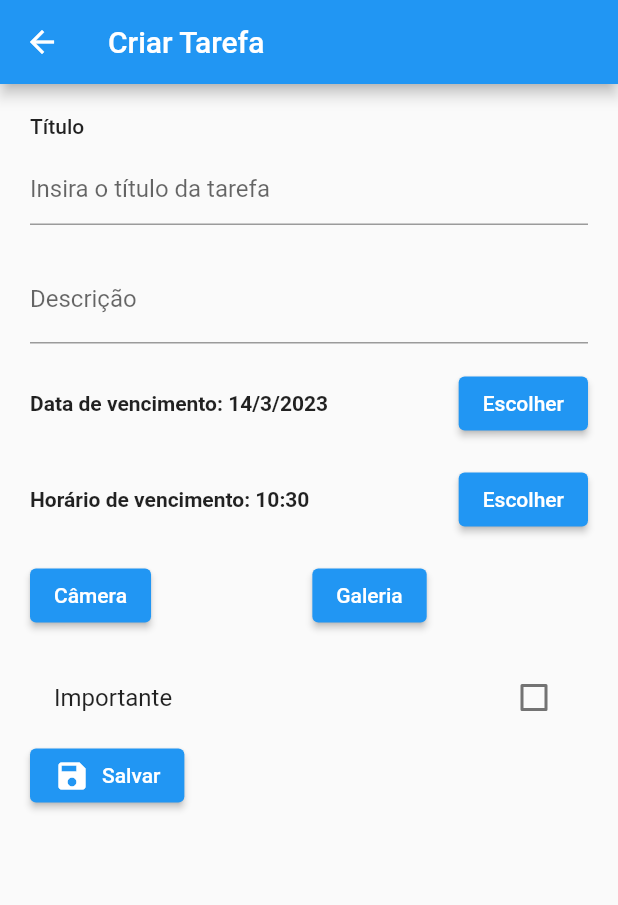
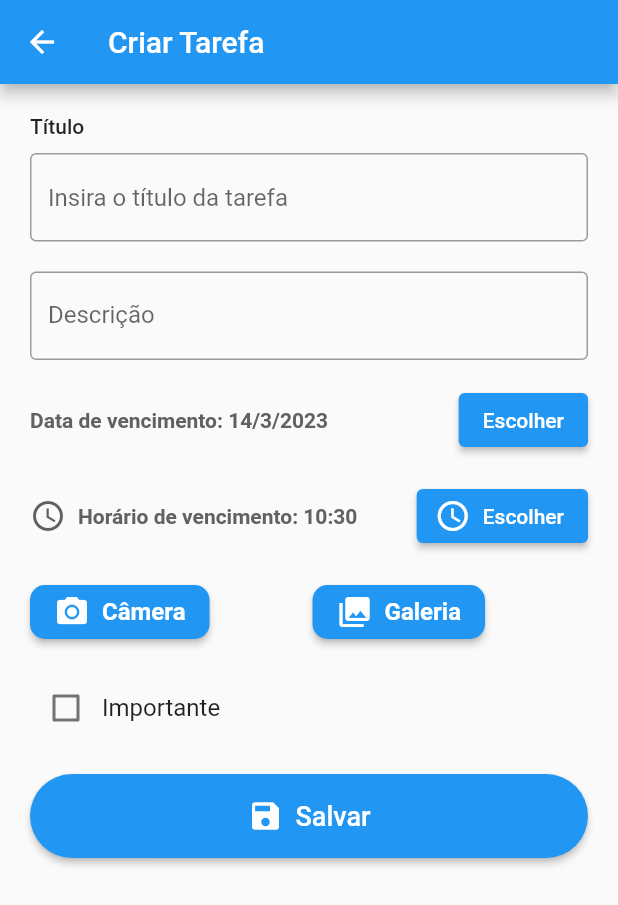
Before and after one commit to yuritiago/gerenciador_de_tarefas, a Flutter app: the HomePage screen opened by its route, after a tap on the "add" icon, on a phone screen of 412 x 824 dp. Shown: the top 905 px of the screen. Run offline on Flutter 3.47's test engine with Material 2 defaults, Android fonts, the phone set to English and light mode, and no system bars; our stand-ins replace cloud_firestore, firebase_auth, firebase_core, firebase_storage, get, image_picker and 1 more; accounts and stored records are empty.

```diff
--- a/lib/main.dart
+++ b/lib/main.dart
@@ -1,6 +1,5 @@
 import 'package:flutter/material.dart';
 import 'package:firebase_core/firebase_core.dart';
-import 'package:provider/provider.dart';
 import 'package:todo_list/models/user_model.dart';
 import 'package:todo_list/pages/register_page.dart';
 import 'package:todo_list/services/auth_service.dart';
@@ -11,25 +10,18 @@ import 'firebase_options.dart';
 import 'pages/home_page.dart';
 import 'pages/login_page.dart';
 import 'pages/create_task_page.dart';
+import 'package:get/get.dart';
 
 void main() async {
   WidgetsFlutterBinding.ensureInitialized();
   await Firebase.initializeApp(options: DefaultFirebaseOptions.currentPlatform);
 
-  runApp(
-    MultiProvider(
-      providers: [
-        ChangeNotifierProvider(create: (context) => AuthService()),
-        ChangeNotifierProvider(create: (context) => UserModel()),
-        ChangeNotifierProvider<DatabaseService>(
-          create: (context) => DatabaseService(
-              uid: Provider.of<AuthService>(context).currentUser!.uid),
-        ),
-        ChangeNotifierProvider(create: (context) => StorageService()),
-      ],
-      child: const MyApp(),
-    ),
-  );
+  Get.put<AuthService>(AuthService());
+  Get.put<UserModel>(UserModel());
+  Get.put<DatabaseService>(DatabaseService(uid: ""));
+  Get.put<StorageService>(StorageService());
+
+  runApp(const MyApp());
 }
 
 class MyApp extends StatelessWidget {
@@ -37,17 +29,21 @@ class MyApp extends StatelessWidget {
 
   @override
   Widget build(BuildContext context) {
-    return MaterialApp(
+    return GetMaterialApp(
       title: 'Organizador de tarefas',
       initialRoute: '/',
-      routes: {
-        '/': (context) => const AuthCheck(),
-        '/login': (context) => const LoginPage(),
-        '/register': (context) => const RegisterPage(),
-        '/home': (context) =>
-            HomePage(user: Provider.of<AuthService>(context).currentUser!),
-        '/create-task': (context) => const CreateTaskPage(),
-      },
+      getPages: [
+        GetPage(name: '/', page: () => const AuthCheck()),
+        GetPage(name: '/login', page: () => const LoginPage()),
+        GetPage(name: '/register', page: () => const RegisterPage()),
+        GetPage(
+          name: '/home',
+          page: () => HomePage(
+            user: Get.find<AuthService>().currentUser!,
+          ),
+        ),
+        GetPage(name: '/create-task', page: () => const CreateTaskPage()),
+      ],
     );
   }
 }
--- a/lib/pages/create_task_page.dart
+++ b/lib/pages/create_task_page.dart
@@ -1,9 +1,8 @@
 import 'dart:io';
 
-import 'package:firebase_auth/firebase_auth.dart';
 import 'package:flutter/material.dart';
+import 'package:get/get.dart';
 import 'package:image_picker/image_picker.dart';
-import 'package:provider/provider.dart';
 import 'package:todo_list/models/task_model.dart';
 import 'package:todo_list/services/database_service.dart';
 import 'package:todo_list/services/storage_service.dart';
@@ -23,7 +22,7 @@ class CreateTaskPageState extends State<CreateTaskPage> {
   final _formKey = GlobalKey<FormState>();
 
   final _titleController = DebouncingController(
-    delay: const Duration(milliseconds: 500),
+    delay: const Duration(milliseconds: 5),
   );
   final _descriptionController = TextEditingController();
 
@@ -61,6 +60,16 @@ class CreateTaskPageState extends State<CreateTaskPage> {
                   textInputAction: TextInputAction.search,
                   decoration: const InputDecoration(
                     hintText: 'Insira o título da tarefa',
+                    border: OutlineInputBorder(),
+                    focusedBorder: OutlineInputBorder(
+                      borderSide: BorderSide(color: Colors.blue),
+                    ),
+                    errorBorder: OutlineInputBorder(
+                      borderSide: BorderSide(color: Colors.red),
+                    ),
+                    focusedErrorBorder: OutlineInputBorder(
+                      borderSide: BorderSide(color: Colors.red),
+                    ),
                   ),
                   onChanged: (value) {
                     setState(() {
@@ -78,6 +87,10 @@ class CreateTaskPageState extends State<CreateTaskPage> {
                 TextFormField(
                   decoration: const InputDecoration(
                     labelText: 'Descrição',
+                    border: OutlineInputBorder(),
+                    focusedBorder: OutlineInputBorder(
+                      borderSide: BorderSide(color: Colors.blue),
+                    ),
                   ),
                   maxLines: null,
                   onChanged: (value) {
@@ -92,11 +105,20 @@ class CreateTaskPageState extends State<CreateTaskPage> {
                   children: <Widget>[
                     Text(
                       'Data de vencimento: ${_dueDate.day}/${_dueDate.month}/${_dueDate.year}',
-                      style: const TextStyle(fontWeight: FontWeight.bold),
+                      style: TextStyle(
+                        fontWeight: FontWeight.bold,
+                        color: Colors.grey[700],
+                      ),
                     ),
                     ElevatedButton(
                       onPressed: _showDatePicker,
-                      child: const Text('Escolher'),
+                      style: ElevatedButton.styleFrom(
+                        backgroundColor: Colors.blue,
+                      ),
+                      child: const Text(
+                        'Escolher',
+                        style: TextStyle(color: Colors.white),
+                      ),
                     ),
                   ],
                 ),
@@ -104,13 +126,37 @@ class CreateTaskPageState extends State<CreateTaskPage> {
                 Row(
                   mainAxisAlignment: MainAxisAlignment.spaceBetween,
                   children: <Widget>[
+                    Row(
+                      children: [
+                        Icon(
+                          Icons.access_time,
+                          color: Colors.grey[700],
+                        ),
+                        const SizedBox(width: 8.0),
                         Text(
                           'Horário de vencimento: ${_dueTime.hour}:${_dueTime.minute}',
-                      style: const TextStyle(fontWeight: FontWeight.bold),
+                          style: TextStyle(
+                            fontWeight: FontWeight.bold,
+                            color: Colors.grey[700],
                           ),
-                    ElevatedButton(
+                        ),
+                      ],
+                    ),
+                    ElevatedButton.icon(
                       onPressed: _showTimePicker,
-                      child: const Text('Escolher'),
+                      style: ElevatedButton.styleFrom(
+                        backgroundColor: Colors.blue,
+                      ),
+                      icon: const Icon(
+                        Icons.schedule,
+                        color: Colors.white,
+                      ),
+                      label: const Text(
+                        'Escolher',
+                        style: TextStyle(
+                          color: Colors.white,
+                        ),
+                      ),
                     ),
                   ],
                 ),
@@ -120,23 +166,75 @@ class CreateTaskPageState extends State<CreateTaskPage> {
                   children: <Widget>[
                     ElevatedButton(
                       onPressed: _getImageFromCamera,
-                      child: const Text('Câmera'),
+                      style: ElevatedButton.styleFrom(
+                        backgroundColor: Colors.blue,
+                        shape: RoundedRectangleBorder(
+                          borderRadius: BorderRadius.circular(10),
+                        ),
+                      ),
+                      child: Row(
+                        children: const [
+                          Icon(
+                            Icons.camera_alt,
+                            color: Colors.white,
+                          ),
+                          SizedBox(width: 8.0),
+                          Text(
+                            'Câmera',
+                            style: TextStyle(
+                              color: Colors.white,
+                              fontSize: 16.0,
+                              fontWeight: FontWeight.bold,
+                            ),
+                          ),
+                        ],
+                      ),
                     ),
                     ElevatedButton(
                       onPressed: _getImageFromGallery,
-                      child: const Text('Galeria'),
+                      style: ElevatedButton.styleFrom(
+                        backgroundColor: Colors.blue,
+                        shape: RoundedRectangleBorder(
+                          borderRadius: BorderRadius.circular(10),
+                        ),
+                      ),
+                      child: Row(
+                        children: const [
+                          Icon(
+                            Icons.photo_library,
+                            color: Colors.white,
+                          ),
+                          SizedBox(width: 8.0),
+                          Text(
+                            'Galeria',
+                            style: TextStyle(
+                              color: Colors.white,
+                              fontSize: 16.0,
+                              fontWeight: FontWeight.bold,
+                            ),
+                          ),
+                        ],
+                      ),
                     ),
                     _image == null
                         ? const SizedBox.shrink()
                         : SizedBox(
                             height: 50.0,
-                            child: Image.file(_image!),
+                            width: 50.0,
+                            child: ClipRRect(
+                              borderRadius: BorderRadius.circular(10),
+                              child: Image.file(
+                                _image!,
+                                fit: BoxFit.cover,
+                              ),
+                            ),
                           ),
                   ],
                 ),
                 const SizedBox(height: 16.0),
-                CheckboxListTile(
-                  title: const Text('Importante'),
+                Row(
+                  children: [
+                    Checkbox(
                       value: _isImportant,
                       onChanged: (value) {
                         setState(() {
@@ -144,15 +242,33 @@ class CreateTaskPageState extends State<CreateTaskPage> {
                         });
                       },
                     ),
-                ElevatedButton(
+                    const Text(
+                      'Importante',
+                      style: TextStyle(fontSize: 16.0),
+                    ),
+                  ],
+                ),
+                const SizedBox(height: 20.0),
+                SizedBox(
+                  width: double.infinity,
+                  child: ElevatedButton.icon(
                     onPressed: _createTask,
-                  child: Row(
-                    mainAxisSize: MainAxisSize.min,
-                    children: const [
-                      Icon(Icons.save),
-                      SizedBox(width: 8.0),
-                      Text('Salvar'),
-                    ],
+                    icon: const Icon(Icons.save),
+                    label: const Text(
+                      'Salvar',
+                      style: TextStyle(fontSize: 18.0),
+                    ),
+                    style: ElevatedButton.styleFrom(
+                      backgroundColor: Colors.blue,
+                      elevation: 2.0,
+                      shape: RoundedRectangleBorder(
+                        borderRadius: BorderRadius.circular(30.0),
+                      ),
+                      padding: const EdgeInsets.symmetric(
+                        vertical: 16.0,
+                        horizontal: 32.0,
+                      ),
+                    ),
                   ),
                 ),
               ],
@@ -221,10 +337,8 @@ class CreateTaskPageState extends State<CreateTaskPage> {
         _isLoading = true;
       });
       final state = context.findAncestorStateOfType<HomePageState>();
-      final uid =
-          Provider.of<AuthService>(context, listen: false).currentUser!.uid;
-      final databaseService =
-          Provider.of<DatabaseService>(context, listen: false);
+      final uid = Get.find<AuthService>().currentUser!.uid;
+      final databaseService = Get.find<DatabaseService>();
       final task = Task(
         title: _titleController.text.trim(),
         description: _descriptionController.text.trim(),
@@ -239,20 +353,13 @@ class CreateTaskPageState extends State<CreateTaskPage> {
         imageUrl: null,
       );
 
-      // Invoca a função de retorno de chamada passando a nova tarefa como parâmetro
       state?.addTaskToHomePage(task);
 
       try {
-        final databaseService =
-            Provider.of<DatabaseService>(context, listen: false);
-        final storageService =
-            Provider.of<StorageService>(context, listen: false);
+        final storageService = Get.find<StorageService>();
 
         String imageUrl = '';
         if (_image != null) {
-          // Faz o upload da imagem e pega a URL gerada
-          final storageService =
-              Provider.of<StorageService>(context, listen: false);
           final ref = await storageService.uploadTaskImage(_image!);
           imageUrl = ref;
         }
--- a/lib/pages/home_page.dart
+++ b/lib/pages/home_page.dart
@@ -7,6 +7,7 @@ import 'create_task_page.dart';
 
 class HomePage extends StatefulWidget {
   final User user;
+
   const HomePage({Key? key, required this.user}) : super(key: key);
 
   @override
@@ -38,7 +39,31 @@ class HomePageState extends State<HomePage> {
           ),
         ],
       ),
-      body: StreamBuilder<QuerySnapshot>(
+      body: SafeArea(
+        child: SingleChildScrollView(
+          child: Container(
+            padding: EdgeInsets.all(16.0),
+            child: Column(
+              crossAxisAlignment: CrossAxisAlignment.start,
+              children: [
+                SizedBox(height: 16.0),
+                Text(
+                  'Olá, ${widget.user.displayName ?? widget.user.email}!',
+                  style: TextStyle(
+                    fontSize: 24.0,
+                    fontWeight: FontWeight.bold,
+                  ),
+                ),
+                SizedBox(height: 16.0),
+                Text(
+                  'Suas tarefas:',
+                  style: TextStyle(
+                    fontSize: 18.0,
+                    fontWeight: FontWeight.bold,
+                  ),
+                ),
+                SizedBox(height: 16.0),
+                StreamBuilder<QuerySnapshot>(
                   stream: _firestore
                       .collection('tasks')
                       .where('user_id', isEqualTo: widget.user.uid)
@@ -51,17 +76,23 @@ class HomePageState extends State<HomePage> {
                       );
                     } else {
                       return ListView.builder(
+                        shrinkWrap: true,
+                        physics: ClampingScrollPhysics(),
                         itemCount: snapshot.data!.docs.length,
                         itemBuilder: (context, index) {
                           DocumentSnapshot task = snapshot.data!.docs[index];
                           return Card(
                             child: ListTile(
                               title: Text(task['title']),
-                    subtitle: Text(task['date_time'].toDate().toString()),
+                              subtitle:
+                                  Text(task['date_time'].toDate().toString()),
                               trailing: IconButton(
                                 icon: const Icon(Icons.delete),
                                 onPressed: () {
-                        _firestore.collection('tasks').doc(task.id).delete();
+                                  _firestore
+                                      .collection('tasks')
+                                      .doc(task.id)
+                                      .delete();
                                 },
                               ),
                             ),
@@ -70,6 +101,11 @@ class HomePageState extends State<HomePage> {
                       );
                     }
                   },
+                ),
+              ],
+            ),
+          ),
+        ),
       ),
       floatingActionButton: FloatingActionButton(
         child: const Icon(Icons.add),
--- a/lib/pages/login_page.dart
+++ b/lib/pages/login_page.dart
@@ -1,6 +1,6 @@
 import 'package:flutter/material.dart';
 import 'package:firebase_auth/firebase_auth.dart';
-import 'package:provider/provider.dart';
+import 'package:get/get.dart';
 
 import '../services/auth_service.dart';
 import '../models/user_model.dart';
@@ -18,9 +18,8 @@ class LoginPageState extends State<LoginPage> {
 
   @override
   Widget build(BuildContext context) {
-    final authService = Provider.of<AuthService>(context);
-    final userModel = Provider.of<UserModel>(context);
-
+    final authService = Get.find<AuthService>();
+    final userModel = Get.find<UserModel>();
     return Scaffold(
       appBar: AppBar(
         title: const Text('Login'),
--- a/lib/services/auth_service.dart
+++ b/lib/services/auth_service.dart
@@ -1,8 +1,8 @@
 import 'package:firebase_auth/firebase_auth.dart';
-import 'package:flutter/material.dart';
+import 'package:get/get.dart';
 import 'package:logger/logger.dart';
 
-class AuthService extends ChangeNotifier {
+class AuthService extends GetxController with GetxServiceMixin {
   final FirebaseAuth _auth = FirebaseAuth.instance;
   User? usuario;
   bool isLoading = true;
@@ -16,7 +16,7 @@ class AuthService extends ChangeNotifier {
     _auth.authStateChanges().listen((User? user) {
       usuario = (user == null) ? null : user;
       isLoading = false;
-      notifyListeners();
+      update();
     });
   }
 
--- a/lib/widgets/auth_check.dart
+++ b/lib/widgets/auth_check.dart
@@ -1,6 +1,7 @@
 import 'package:firebase_auth/firebase_auth.dart';
 import 'package:flutter/material.dart';
-import 'package:provider/provider.dart';
+import 'package:get/get.dart';
+
 import 'package:todo_list/pages/login_page.dart';
 
 import '../pages/home_page.dart';
@@ -16,7 +17,7 @@ class AuthCheck extends StatefulWidget {
 class AuthCheckState extends State<AuthCheck> {
   @override
   Widget build(BuildContext context) {
-    AuthService auth = Provider.of<AuthService>(context);
+    final auth = Get.find<AuthService>();
 
     if (auth.isLoading) {
       return loading();
--- a/pubspec.yaml
+++ b/pubspec.yaml
@@ -42,6 +42,7 @@ dependencies:
   firebase_storage: ^11.0.15
   logger: ^1.3.0
   debounce_throttle: ^2.0.0
+  get: ^4.6.5
 
 dev_dependencies:
   flutter_test:
```
Also changed, not shown: pubspec.lock. Lines whose indentation alone changed are shown as unchanged.
